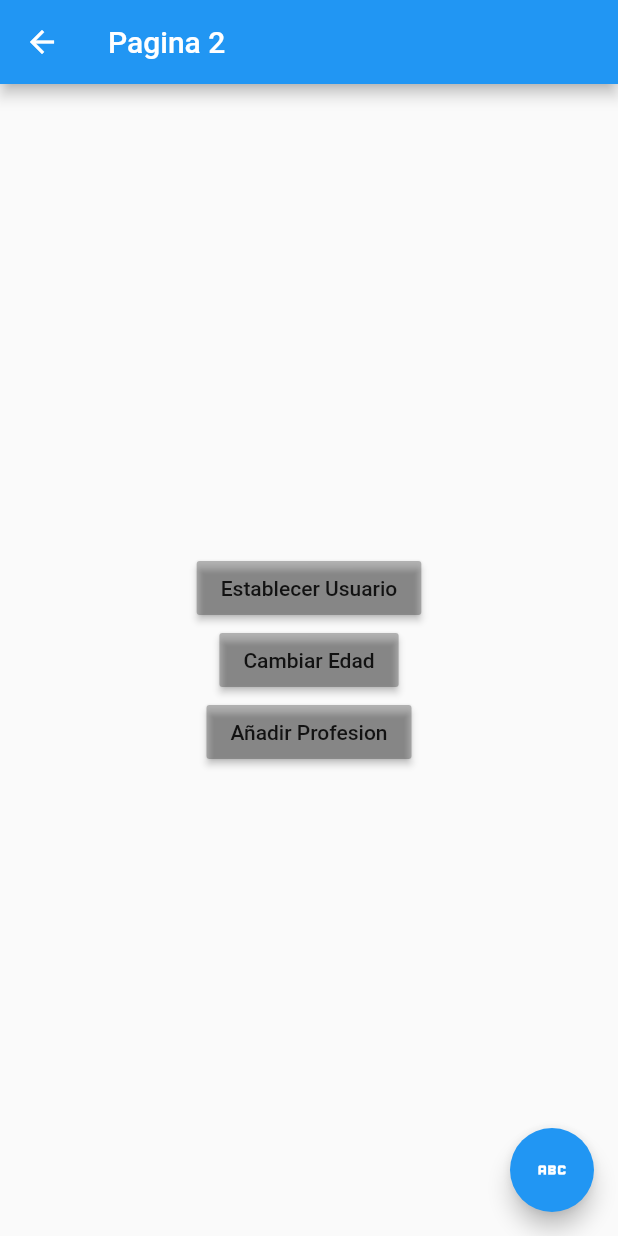
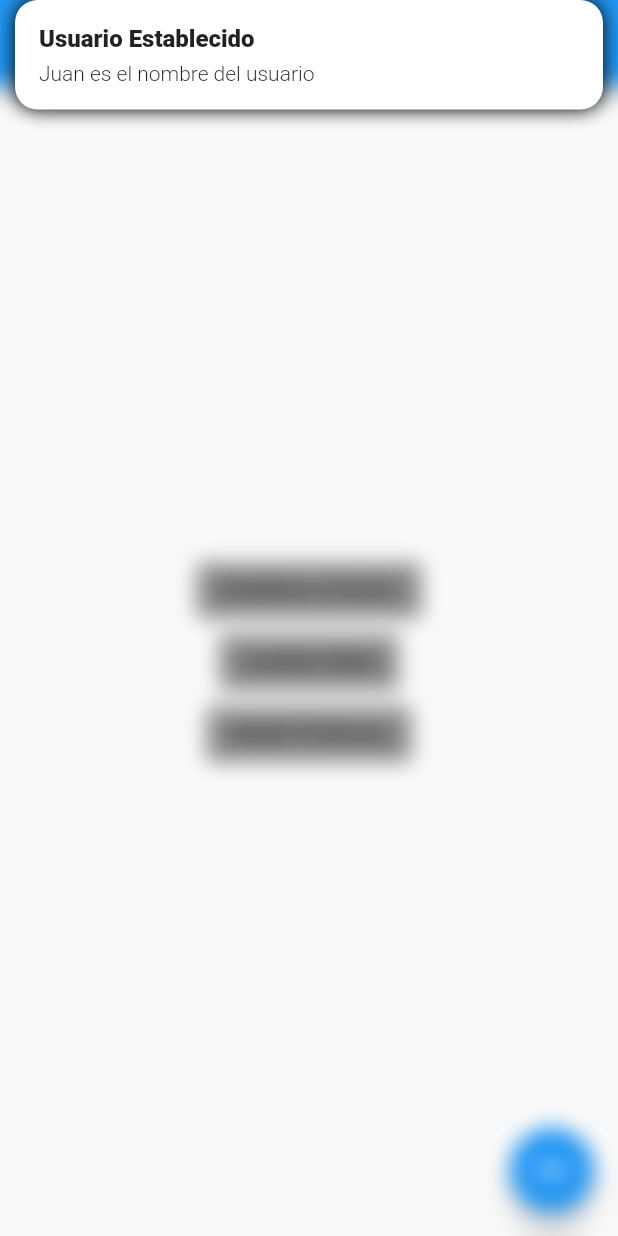
Before and after one commit to SantiagoPH32/CambiosEstadosFlutter, a Flutter app: the Pagina2Page screen opened by its route, after a tap on "Establecer Usuario", on a phone screen of 412 x 824 dp. Run offline on Flutter 3.47's test engine with Material 2 defaults, Android fonts, the phone set to English and light mode, and no system bars; our stand-ins replace get.

Commit message:
cambio de estado con getX listo

```diff
--- /dev/null
+++ b/lib/controllers/usuario_controller.dart
@@ -0,0 +1,28 @@
+import 'package:get/get.dart';
+import 'package:singleton/models/usuario.dart';
+
+class UsuarioController extends GetxController {
+  var existeUsuario = false.obs;
+  var usuario = Usuario().obs;
+
+  get numerProfesiones {
+    return usuario.value.profesiones.length;
+  }
+
+  void cargarUsuario(Usuario pUsuario) {
+    this.existeUsuario.value = true;
+    this.usuario.value = pUsuario;
+  }
+
+  void cambiarEdad(int edad) {
+    this.usuario.update((val) {
+      val!.edad = edad;
+    });
+  }
+
+  void agragarProfesion(String profesion) {
+    this.usuario.update((val) {
+      val!.profesiones = [...val.profesiones, profesion];
+    });
+  }
+}
--- a/lib/models/usuario.dart
+++ b/lib/models/usuario.dart
@@ -1,9 +1,11 @@
 class Usuario {
   String? nombre;
   int? edad;
-  List<String>? profesiones;
+  List<String> profesiones;
 
-  Usuario(this.nombre, this.edad, this.profesiones);
-
-
+  Usuario({
+    this.nombre,
+    this.edad,
+    this.profesiones=const []
+    });
 }
--- a/lib/pages/pagina1_page.dart
+++ b/lib/pages/pagina1_page.dart
@@ -1,23 +1,48 @@
 import 'package:flutter/material.dart';
+import 'package:get/get.dart';
+import 'package:singleton/controllers/usuario_controller.dart';
+import 'package:singleton/models/usuario.dart';
+import 'package:singleton/pages/pagina2_page.dart';
 
 class Pagina1Page extends StatelessWidget {
   @override
   Widget build(BuildContext context) {
+    final usuarioCtrl = Get.put(UsuarioController());
     return Scaffold(
       appBar: AppBar(
         title: Text('Pagina 1'),
       ),
-      body: InformacionUsuario(),
+      body: Obx(
+        () => usuarioCtrl.existeUsuario.value
+            ? InformacionUsuario(
+                usuario: usuarioCtrl.usuario.value,
+              )
+            : NoInfo(),
+      ),
       floatingActionButton: FloatingActionButton(
           child: Icon(Icons.abc),
           onPressed: () {
-            Navigator.pushNamed(context, 'pagina2');
+            // Navigator.pushNamed(context, 'pagina2');
+
+            Get.toNamed('pagina2');
           }),
     );
   }
 }
 
+class NoInfo extends StatelessWidget {
+  @override
+  Widget build(BuildContext context) {
+    return Container(
+      child: Center(child: Text('No hay un unsuario selecciojnado')),
+    );
+  }
+}
+
 class InformacionUsuario extends StatelessWidget {
+  final Usuario usuario;
+
+  const InformacionUsuario({super.key, required this.usuario});
   @override
   Widget build(BuildContext context) {
     return Container(
@@ -31,22 +56,21 @@ class InformacionUsuario extends StatelessWidget {
         ),
         Divider(),
         ListTile(
-          title: Text('Nombre: '),
+          title: Text('Nombre: ${usuario.nombre} '),
         ),
         ListTile(
-          title: Text('Edad: '),
+          title: Text('Edad: ${usuario.edad}'),
         ),
         Text(
           'Profesiones',
           style: TextStyle(fontSize: 18, fontWeight: FontWeight.bold),
         ),
         Divider(),
-        ListTile(
-          title: Text('Profesion 1: '),
-        ),
-        ListTile(
-          title: Text('Profesion 1: '),
-        ),
+        ...usuario.profesiones
+            .map((profesion) => ListTile(
+                  title: Text(profesion),
+                ))
+            .toList()
       ]),
     );
   }
--- a/lib/pages/pagina2_page.dart
+++ b/lib/pages/pagina2_page.dart
@@ -1,8 +1,12 @@
 import 'package:flutter/material.dart';
+import 'package:get/get.dart';
+import 'package:singleton/controllers/usuario_controller.dart';
+import 'package:singleton/models/usuario.dart';
 
 class Pagina2Page extends StatelessWidget {
   @override
   Widget build(BuildContext context) {
+    final usuarioCtrl = Get.find<UsuarioController>();
     return Scaffold(
       appBar: AppBar(
         title: Text('Pagina 2'),
@@ -14,15 +18,28 @@ class Pagina2Page extends StatelessWidget {
             MaterialButton(
                 child: Text('Establecer Usuario'),
                 color: Colors.black26,
-                onPressed: () {}),
+                onPressed: () {
+                  usuarioCtrl.cargarUsuario(Usuario(nombre: 'Juan', edad: 12));
+                  Get.snackbar(
+                      'Usuario Establecido', 'Juan es el nombre del usuario',
+                      backgroundColor: Colors.white,
+                      boxShadows: [
+                        BoxShadow(color: Colors.black, blurRadius: 10)
+                      ]);
+                }),
             MaterialButton(
                 child: Text('Cambiar Edad'),
                 color: Colors.black26,
-                onPressed: () {}),
+                onPressed: () {
+                  usuarioCtrl.cambiarEdad(78172);
+                }),
             MaterialButton(
                 child: Text('Añadir Profesion'),
                 color: Colors.black26,
-                onPressed: () {}),
+                onPressed: () {
+                  usuarioCtrl.agragarProfesion(
+                      'Profesion #${usuarioCtrl.numerProfesiones + 1}');
+                }),
           ],
         ),
       ),
--- a/pubspec.yaml
+++ b/pubspec.yaml
@@ -35,6 +35,7 @@ dependencies:
   # The following adds the Cupertino Icons font to your application.
   # Use with the CupertinoIcons class for iOS style icons.
   cupertino_icons: ^1.0.2
+  get: ^4.6.6
 
 dev_dependencies:
   flutter_test:
```
Also changed, not shown: lib/main.dart (+5 -4 lines), pubspec.lock.
